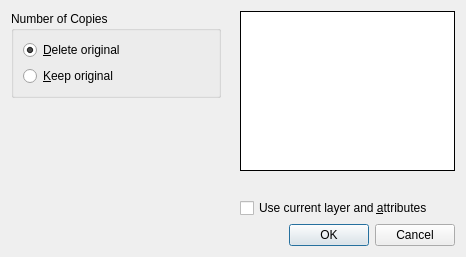
qcad/qcad, file scripts/Modify/Mirror/MirrorDialog.ui: the form before one commit.
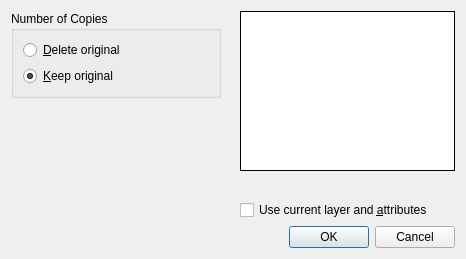
The form after the commit. Icons and pictures are not drawn.

Commit message: change mirror dialog default to "keep original"

Patch:
```diff
--- a/scripts/Modify/Mirror/MirrorDialog.ui
+++ b/scripts/Modify/Mirror/MirrorDialog.ui
@@ -7,7 +7,7 @@
     <x>0</x>
     <y>0</y>
     <width>466</width>
-    <height>257</height>
+    <height>259</height>
    </rect>
   </property>
   <property name="windowTitle">
@@ -30,7 +30,7 @@
              <string>&amp;Delete original</string>
             </property>
             <property name="checked">
-             <bool>true</bool>
+             <bool>false</bool>
             </property>
            </widget>
           </item>
@@ -39,6 +39,9 @@
             <property name="text">
              <string>&amp;Keep original</string>
             </property>
+            <property name="checked">
+             <bool>true</bool>
+            </property>
            </widget>
           </item>
          </layout>
```
